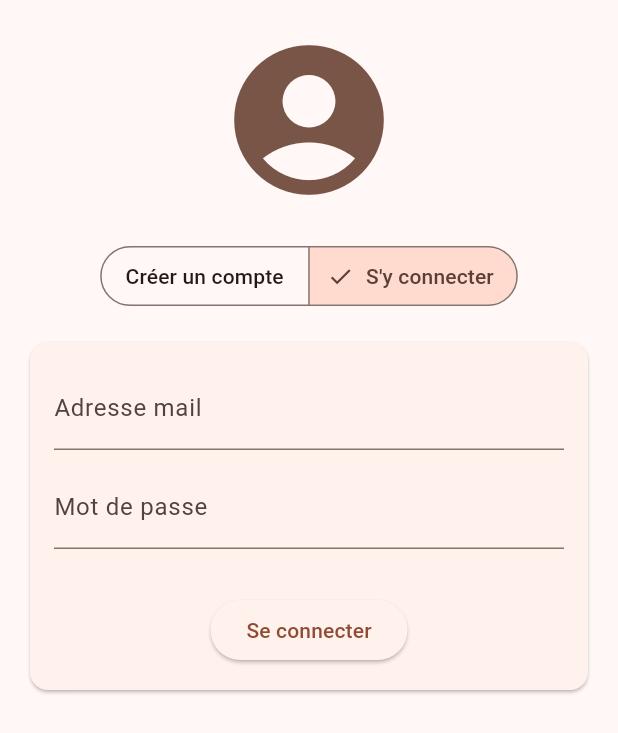
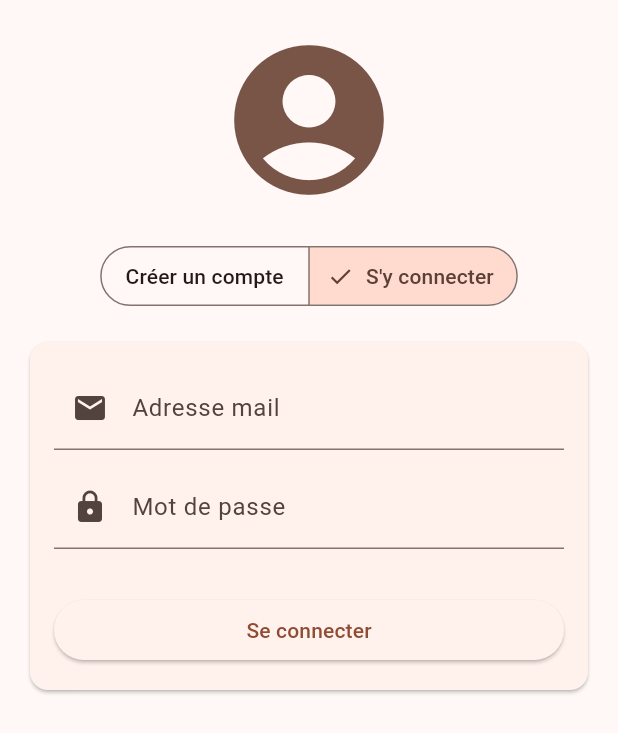
Before and after one commit to RemyMz/chti_face_bouc, a Flutter app: the screen it shows after launch, on a phone screen of 412 x 824 dp. Shown: the top 733 px of the screen. Run offline on Flutter 3.47's test engine with Material 3 defaults, Android fonts, the phone set to English and light mode, and no system bars; our stand-ins replace cloud_firestore, firebase_auth, firebase_core, firebase_storage, image_picker; accounts and stored records are empty; statements that could not run were skipped.

Commit message:
docs: add professional comments and docstrings across the codebase

```diff
--- a/lib/main.dart
+++ b/lib/main.dart
@@ -3,26 +3,36 @@ import 'package:firebase_core/firebase_core.dart';
 import 'firebase_options.dart';
 import 'pages/page_applicationl.dart';
 
+/// Point d'entrée principal de l'application Chti Face Bouc.
+/// Initialise Firebase et lance le widget racine.
 void main() async {
+  // Assure l'initialisation des bindings Flutter avant d'appeler du code asynchrone
   WidgetsFlutterBinding.ensureInitialized();
+
+  // Initialisation de Firebase avec les options spécifiques à la plateforme (iOS, Android, Web)
   await Firebase.initializeApp(
     options: DefaultFirebaseOptions.currentPlatform,
   );
+
   runApp(const MyApp());
 }
 
+/// Widget racine de l'application.
+/// Configure le thème global et définit la page de démarrage.
 class MyApp extends StatelessWidget {
   const MyApp({super.key});
 
   @override
   Widget build(BuildContext context) {
     return MaterialApp(
-      title: "Cht'i Face Bouc",
+      title: "Chti Face Bouc",
       debugShowCheckedModeBanner: false,
+      // Configuration du thème utilisant Material 3 et une couleur de base marron/terre
       theme: ThemeData(
         colorScheme: ColorScheme.fromSeed(seedColor: Colors.brown),
         useMaterial3: true,
       ),
+      // Redirection vers le gestionnaire d'état de l'application (Auth vs Accueil)
       home: const PageApplicationl(),
     );
   }
--- a/lib/pages/page_authentification.dart
+++ b/lib/pages/page_authentification.dart
@@ -1,6 +1,7 @@
 import 'package:flutter/material.dart';
 import '../services_firebase/service_authentification.dart';
 
+/// Page gérant l'authentification des utilisateurs (Connexion et Création de compte).
 class PageAuthentification extends StatefulWidget {
   const PageAuthentification({super.key});
 
@@ -9,14 +10,15 @@ class PageAuthentification extends StatefulWidget {
 }
 
 class _PageAuthentificationState extends State<PageAuthentification> {
-  // a) Les variables
-  bool accountExists = true; // true = connexion, false = création
+  /// Détermine si l'utilisateur tente de se connecter (true) ou de créer un compte (false).
+  bool accountExists = true;
+
+  // Contrôleurs pour les champs de saisie
   final TextEditingController mailController = TextEditingController();
   final TextEditingController passwordController = TextEditingController();
   final TextEditingController surnameController = TextEditingController();
   final TextEditingController nameController = TextEditingController();
 
-  // b) Les méthodes initState() et dispose()
   @override
   void initState() {
     super.initState();
@@ -24,6 +26,7 @@ class _PageAuthentificationState extends State<PageAuthentification> {
 
   @override
   void dispose() {
+    // Libération des ressources des contrôleurs
     mailController.dispose();
     passwordController.dispose();
     surnameController.dispose();
@@ -31,17 +34,19 @@ class _PageAuthentificationState extends State<PageAuthentification> {
     super.dispose();
   }
 
-  // d) La fonction _onSelectedChanged
+  /// Change l'état entre "Connexion" et "Création de compte".
   void _onSelectedChanged(Set<bool> newValue) {
     setState(() {
       accountExists = newValue.first;
     });
   }
 
-  // e) La fonction _handleHauth
+  /// Gère l'action principale d'authentification en appelant le service Firebase.
   void _handleHauth() async {
     final auth = ServiceAuthentification();
     String? result;
+
+    // Appel du service approprié selon l'état actuel
     if (accountExists) {
       result = await auth.signIn(mailController.text, passwordController.text);
     } else {
@@ -53,14 +58,18 @@ class _PageAuthentificationState extends State<PageAuthentification> {
       );
     }
 
+    // Affichage d'une erreur si l'authentification échoue
     if (result != null && mounted) {
       ScaffoldMessenger.of(context).showSnackBar(
-        SnackBar(content: Text(result), backgroundColor: Colors.red),
+        SnackBar(
+          content: Text(result),
+          backgroundColor: Colors.red,
+          behavior: SnackBarBehavior.floating,
+        ),
       );
     }
   }
 
-  // c) La méthode build
   @override
   Widget build(BuildContext context) {
     return Scaffold(
@@ -69,11 +78,11 @@ class _PageAuthentificationState extends State<PageAuthentification> {
           child: Column(
             children: [
               const SizedBox(height: 20),
-              // 1. Image (Logo) - Utilisation d'une icône en attendant le logo
+              // Logo ou Icône représentative
               const Icon(Icons.account_circle, size: 120, color: Colors.brown),
               const SizedBox(height: 20),
 
-              // 2. SegmentedButton
+              // Sélecteur entre Connexion et Inscription
               SegmentedButton<bool>(
                 segments: const [
                   ButtonSegment<bool>(
@@ -90,40 +99,57 @@ class _PageAuthentificationState extends State<PageAuthentification> {
               ),
               const SizedBox(height: 20),
 
-              // 3. Card > Container > Column > TextFields
+              // Formulaire d'authentification
               Card(
                 margin: const EdgeInsets.symmetric(horizontal: 20),
-                child: Container(
+                child: Padding(
                   padding: const EdgeInsets.all(16),
                   child: Column(
                     children: [
                       TextField(
                         controller: mailController,
-                        decoration: const InputDecoration(labelText: 'Adresse mail'),
+                        decoration: const InputDecoration(
+                          labelText: 'Adresse mail',
+                          prefixIcon: Icon(Icons.email),
+                        ),
                         keyboardType: TextInputType.emailAddress,
                       ),
                       const SizedBox(height: 10),
                       TextField(
                         controller: passwordController,
-                        decoration: const InputDecoration(labelText: 'Mot de passe'),
+                        decoration: const InputDecoration(
+                          labelText: 'Mot de passe',
+                          prefixIcon: Icon(Icons.lock),
+                        ),
                         obscureText: true,
                       ),
                       const SizedBox(height: 10),
+                      // Champs supplémentaires affichés uniquement lors de la création de compte
                       if (!accountExists) ...[
                         TextField(
                           controller: surnameController,
-                          decoration: const InputDecoration(labelText: 'Prénom'),
+                          decoration: const InputDecoration(
+                            labelText: 'Prénom',
+                            prefixIcon: Icon(Icons.person),
+                          ),
                         ),
                         const SizedBox(height: 10),
                         TextField(
                           controller: nameController,
-                          decoration: const InputDecoration(labelText: 'Nom'),
+                          decoration: const InputDecoration(
+                            labelText: 'Nom',
+                            prefixIcon: Icon(Icons.person_outline),
+                          ),
                         ),
                       ],
                       const SizedBox(height: 20),
-                      ElevatedButton(
-                        onPressed: _handleHauth,
-                        child: Text(accountExists ? "Se connecter" : "Créer mon compte"),
+                      // Bouton de validation
+                      SizedBox(
+                        width: double.infinity,
+                        child: ElevatedButton(
+                          onPressed: _handleHauth,
+                          child: Text(accountExists ? "Se connecter" : "Créer mon compte"),
+                        ),
                       ),
                     ],
                   ),
```
Also changed, not shown: lib/modeles/membre.dart (+18 -0 lines), lib/services_firebase/service_firestore.dart (+37 -18 lines).
